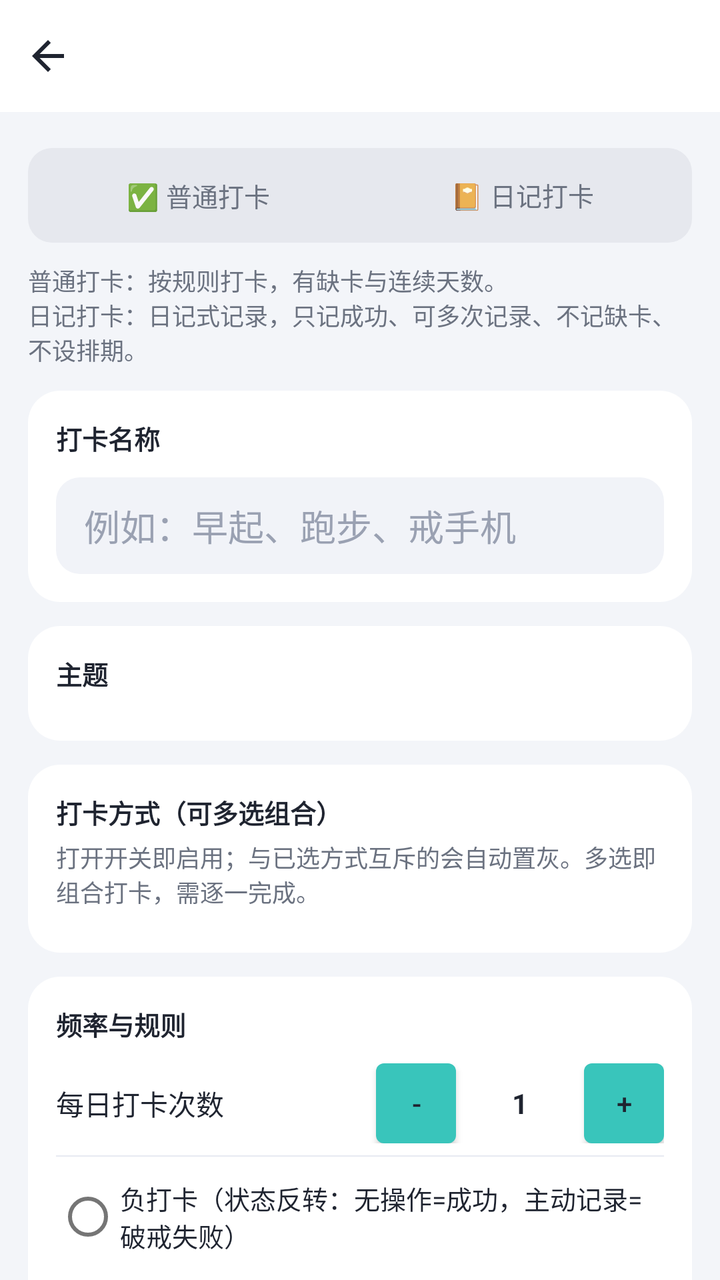
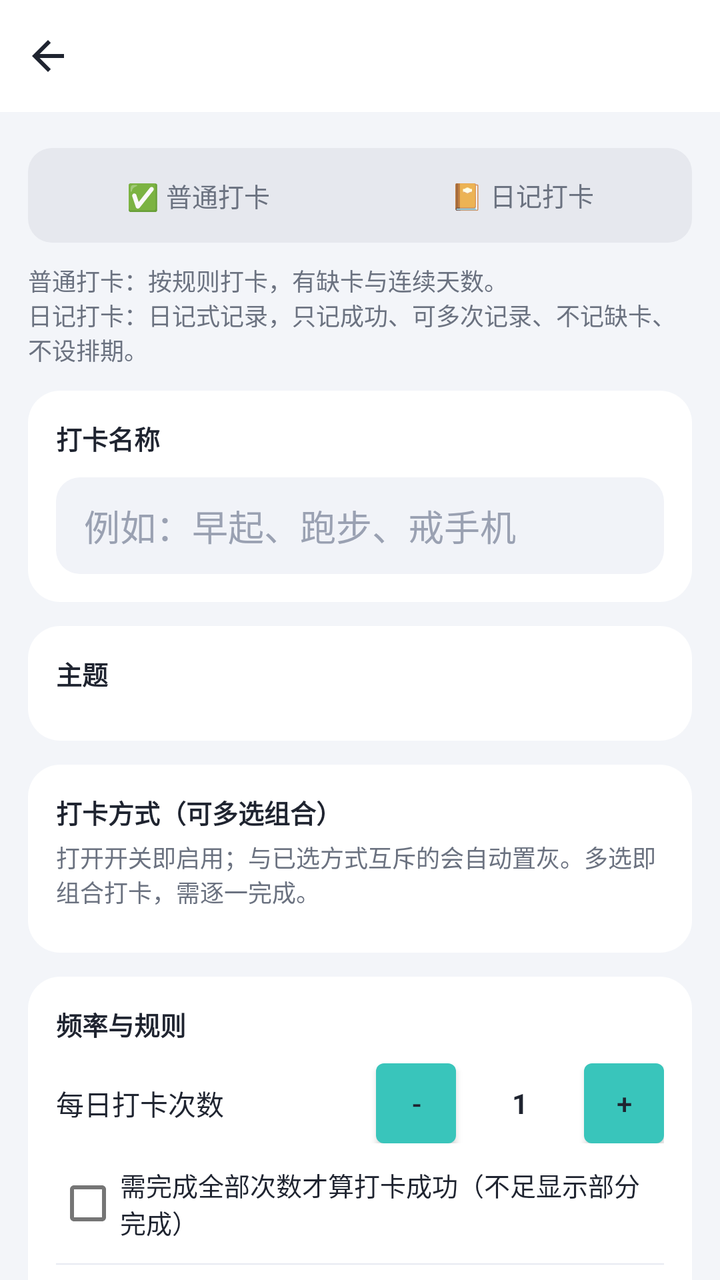

The first picture is an Android layout as it rendered before a commit; the second is the same layout after the commit. The layout source and the unified diff follow.
<!-- AndroidManifest.xml: application theme Theme.Checkin -->
<!-- res/layout/activity_create_item.xml -->
<?xml version="1.0" encoding="utf-8"?>
<LinearLayout xmlns:android="http://schemas.android.com/apk/res/android"
    android:layout_width="match_parent"
    android:layout_height="match_parent"
    android:background="@color/bg_page"
    android:orientation="vertical">

    <include android:id="@+id/topbar" layout="@layout/view_topbar" />

    <ScrollView
        android:layout_width="match_parent"
        android:layout_height="0dp"
        android:layout_weight="1"
        android:scrollbars="none">

        <LinearLayout
            android:layout_width="match_parent"
            android:layout_height="wrap_content"
            android:orientation="vertical"
            android:padding="14dp">

            
            <LinearLayout
                android:id="@+id/mode_container"
                android:layout_width="match_parent"
                android:layout_height="wrap_content"
                android:layout_marginTop="4dp"
                android:background="@drawable/bg_seg"
                android:padding="4dp"
                android:orientation="horizontal">

                <LinearLayout
                    android:id="@+id/tab_normal"
                    android:layout_width="0dp"
                    android:layout_height="wrap_content"
                    android:layout_weight="1"
                    android:clickable="true"
                    android:focusable="true"
                    android:gravity="center"
                    android:orientation="vertical"
                    android:padding="10dp">
                    <TextView
                        android:id="@+id/tv_tab_normal"
                        android:layout_width="match_parent"
                        android:layout_height="wrap_content"
                        android:gravity="center"
                        android:text="✅ 普通打卡"
                        android:textColor="@color/text_secondary"
                        android:textSize="13sp" />
                </LinearLayout>

                <LinearLayout
                    android:id="@+id/tab_journal"
                    android:layout_width="0dp"
                    android:layout_height="wrap_content"
                    android:layout_weight="1"
                    android:clickable="true"
                    android:focusable="true"
                    android:gravity="center"
                    android:orientation="vertical"
                    android:padding="10dp">
                    <TextView
                        android:id="@+id/tv_tab_journal"
                        android:layout_width="match_parent"
                        android:layout_height="wrap_content"
                        android:gravity="center"
                        android:text="📔 日记打卡"
                        android:textColor="@color/text_secondary"
                        android:textSize="13sp" />
                </LinearLayout>
            </LinearLayout>

            
            <TextView
                android:id="@+id/tv_mode_hint"
                android:layout_width="match_parent"
                android:layout_height="wrap_content"
                android:layout_marginTop="10dp"
                android:layout_marginBottom="12dp"
                android:text="普通打卡：按规则打卡，有缺卡与连续天数。\n日记打卡：日记式记录，只记成功、可多次记录、不记缺卡、不设排期。"
                android:textColor="@color/text_secondary"
                android:textSize="12sp" />

            
            <LinearLayout
                android:layout_width="match_parent"
                android:layout_height="wrap_content"
                android:layout_marginBottom="12dp"
                android:background="@drawable/bg_card"
                android:orientation="vertical"
                android:padding="14dp">
                <TextView
                    android:layout_width="wrap_content"
                    android:layout_height="wrap_content"
                    android:text="打卡名称"
                    android:textColor="@color/text_primary"
                    android:textSize="13sp"
                    android:textStyle="bold" />
                <EditText
                    android:id="@+id/et_name"
                    android:layout_width="match_parent"
                    android:layout_height="wrap_content"
                    android:layout_marginTop="10dp"
                    android:background="@drawable/bg_input"
                    android:hint="例如：早起、跑步、戒手机"
                    android:inputType="text"
                    android:maxLength="20"
                    android:paddingHorizontal="14dp"
                    android:paddingVertical="11dp"
                    android:textColor="@color/text_primary"
                    android:textColorHint="@color/text_hint" />
            </LinearLayout>

            
            <LinearLayout
                android:layout_width="match_parent"
                android:layout_height="wrap_content"
                android:layout_marginBottom="12dp"
                android:background="@drawable/bg_card"
                android:orientation="vertical"
                android:padding="14dp">
                <TextView
                    android:layout_width="wrap_content"
                    android:layout_height="wrap_content"
                    android:text="主题"
                    android:textColor="@color/text_primary"
                    android:textSize="13sp"
                    android:textStyle="bold" />
                <HorizontalScrollView
                    android:layout_width="match_parent"
                    android:layout_height="wrap_content"
                    android:layout_marginTop="10dp"
                    android:scrollbars="none">
                    <LinearLayout
                        android:id="@+id/theme_container"
                        android:layout_width="wrap_content"
                        android:layout_height="wrap_content"
                        android:orientation="horizontal" />
                </HorizontalScrollView>
            </LinearLayout>

            
            <LinearLayout
                android:id="@+id/journal_panel"
                android:layout_width="match_parent"
                android:layout_height="wrap_content"
                android:layout_marginBottom="12dp"
                android:orientation="vertical"
                android:visibility="gone">

                <LinearLayout
                    android:layout_width="match_parent"
                    android:layout_height="wrap_content"
                    android:background="@drawable/bg_card"
                    android:orientation="vertical"
                    android:padding="14dp">

                    <TextView
                        android:layout_width="wrap_content"
                        android:layout_height="wrap_content"
                        android:text="记录类型"
                        android:textColor="@color/text_primary"
                        android:textSize="13sp"
                        android:textStyle="bold" />

                    <RadioButton
                        android:id="@+id/rb_journal_suixinsui"
                        android:layout_width="match_parent"
                        android:layout_height="wrap_content"
                        android:layout_marginTop="10dp"
                        android:checked="true"
                        android:text="📔 随心记"
                        android:textColor="@color/text_primary"
                        android:textSize="13sp" />

                    
                    <LinearLayout
                        android:id="@+id/journal_methods"
                        android:layout_width="match_parent"
                        android:layout_height="wrap_content"
                        android:layout_marginTop="6dp"
                        android:orientation="vertical" />

                    <RadioButton
                        android:id="@+id/rb_journal_mood"
                        android:layout_width="match_parent"
                        android:layout_height="wrap_content"
                        android:layout_marginTop="4dp"
                        android:text="😊 心情日记（5 档心情 + 可选文字）"
                        android:textColor="@color/text_primary"
                        android:textSize="13sp" />

                    <CheckBox
                        android:id="@+id/cb_mood_chart"
                        android:layout_width="match_parent"
                        android:layout_height="wrap_content"
                        android:layout_marginTop="10dp"
                        android:text="心情折线图（当日多条心情时在备注栏画趋势线，随时可改）"
                        android:textColor="@color/text_primary"
                        android:textSize="13sp"
                        android:visibility="gone" />
                </LinearLayout>
            </LinearLayout>

            
            <LinearLayout
                android:id="@+id/method_card"
                android:layout_width="match_parent"
                android:layout_height="wrap_content"
                android:layout_marginBottom="12dp"
                android:background="@drawable/bg_card"
                android:orientation="vertical"
                android:padding="14dp">
                <TextView
                    android:id="@+id/tv_method_title"
                    android:layout_width="wrap_content"
                    android:layout_height="wrap_content"
                    android:text="打卡方式（可多选组合）"
                    android:textColor="@color/text_primary"
                    android:textSize="13sp"
                    android:textStyle="bold" />
                <TextView
                    android:id="@+id/tv_method_desc"
                    android:layout_width="match_parent"
                    android:layout_height="wrap_content"
                    android:layout_marginTop="4dp"
                    android:layout_marginBottom="8dp"
                    android:text="打开开关即启用；与已选方式互斥的会自动置灰。多选即组合打卡，需逐一完成。"
                    android:textColor="@color/text_secondary"
                    android:textSize="12sp" />
                <LinearLayout
                    android:id="@+id/method_container"
                    android:layout_width="match_parent"
                    android:layout_height="wrap_content"
                    android:orientation="vertical" />
            </LinearLayout>

            
            <LinearLayout
                android:id="@+id/rule_card"
                android:layout_width="match_parent"
                android:layout_height="wrap_content"
                android:layout_marginBottom="12dp"
                android:background="@drawable/bg_card"
                android:orientation="vertical"
                android:padding="14dp">

                <TextView
                    android:id="@+id/tv_rule_title"
                    android:layout_width="wrap_content"
                    android:layout_height="wrap_content"
                    android:text="频率与规则"
                    android:textColor="@color/text_primary"
                    android:textSize="13sp"
                    android:textStyle="bold" />

                <LinearLayout
                    android:layout_width="match_parent"
                    android:layout_height="wrap_content"
                    android:layout_marginTop="10dp"
                    android:gravity="center_vertical"
                    android:orientation="horizontal">
                    <TextView
                        android:layout_width="0dp"
                        android:layout_height="wrap_content"
                        android:layout_weight="1"
                        android:text="每日打卡次数"
                        android:textColor="@color/text_primary" />
                    <Button
                        android:id="@+id/btn_limit_minus"
                        android:layout_width="40dp"
                        android:layout_height="40dp"
                        android:insetTop="0dp" android:insetBottom="0dp"
                        android:padding="0dp"
                        android:text="-"
                        android:textColor="@color/text_primary" />
                    <TextView
                        android:id="@+id/tv_limit"
                        android:layout_width="64dp"
                        android:layout_height="wrap_content"
                        android:gravity="center"
                        android:text="1"
                        android:textColor="@color/text_primary"
                        android:textStyle="bold" />
                    <Button
                        android:id="@+id/btn_limit_plus"
                        android:layout_width="40dp"
                        android:layout_height="40dp"
                        android:insetTop="0dp" android:insetBottom="0dp"
                        android:padding="0dp"
                        android:text="+"
                        android:textColor="@color/text_primary" />
                </LinearLayout>

                <View android:layout_width="match_parent" android:layout_height="0.5dp" android:layout_marginVertical="6dp" android:background="@color/divider" />

                <RadioButton
                    android:id="@+id/cb_negative"
                    android:layout_width="match_parent"
                    android:layout_height="wrap_content"
                    android:text="负打卡（状态反转：无操作=成功，主动记录=破戒失败）"
                    android:textColor="@color/text_primary"
                    android:textSize="13sp" />

                <RadioButton
                    android:id="@+id/cb_time_window"
                    android:layout_width="match_parent"
                    android:layout_height="wrap_content"
                    android:text="固定时间段打卡（仅窗口内可打卡成功，如 5:00–8:30 早起）"
                    android:textColor="@color/text_primary"
                    android:textSize="13sp" />

                <LinearLayout
                    android:id="@+id/tw_panel"
                    android:layout_width="match_parent"
                    android:layout_height="wrap_content"
                    android:orientation="vertical"
                    android:visibility="gone">

                    <LinearLayout
                        android:layout_width="match_parent"
                        android:layout_height="wrap_content"
                        android:gravity="center_vertical"
                        android:orientation="horizontal"
                        android:paddingHorizontal="12dp">
                        <TextView android:layout_width="wrap_content" android:layout_height="wrap_content" android:text="开始  " android:textColor="@color/text_secondary"/>
                        <Button android:id="@+id/btn_tw_start" android:layout_width="wrap_content" android:layout_height="wrap_content" android:insetTop="0dp" android:insetBottom="0dp" android:text="05:00" android:textColor="@color/brand_dark"/>
                        <TextView android:layout_width="wrap_content" android:layout_height="wrap_content" android:layout_marginStart="16dp" android:text="结束  " android:textColor="@color/text_secondary"/>
                        <Button android:id="@+id/btn_tw_end" android:layout_width="wrap_content" android:layout_height="wrap_content" android:insetTop="0dp" android:insetBottom="0dp" android:text="08:30" android:textColor="@color/brand_dark"/>
                    </LinearLayout>

                    <TextView
                        android:id="@+id/tv_tw_hint"
                        android:layout_width="match_parent"
                        android:layout_height="wrap_content"
                        android:paddingHorizontal="12dp"
                        android:textColor="@color/text_secondary"
                        android:textSize="12sp"
                        android:text="仅在所选时间段内可打卡成功；不支持跨天（如 23:00–01:00）；开启后将无法选择自动打卡。" />
                </LinearLayout>

            </LinearLayout>

            
            <LinearLayout
                android:id="@+id/schedule_card"
                android:layout_width="match_parent"
                android:layout_height="wrap_content"
                android:layout_marginBottom="12dp"
                android:background="@drawable/bg_card"
                android:orientation="vertical"
                android:padding="14dp">
                <TextView
                    android:id="@+id/tv_schedule_title"
                    android:layout_width="wrap_content"
                    android:layout_height="wrap_content"
                    android:text="打卡日期"
                    android:textColor="@color/text_primary"
                    android:textSize="13sp"
                    android:textStyle="bold" />
                <LinearLayout
                    android:id="@+id/schedule_container"
                    android:layout_width="match_parent"
                    android:layout_height="wrap_content"
                    android:layout_marginTop="10dp"
                    android:orientation="vertical" />
            </LinearLayout>

            
            <LinearLayout
                android:id="@+id/offset_card"
                android:layout_width="match_parent"
                android:layout_height="wrap_content"
                android:layout_marginBottom="12dp"
                android:background="@drawable/bg_card"
                android:orientation="vertical"
                android:padding="14dp">

                <TextView
                    android:id="@+id/tv_offset_title"
                    android:layout_width="wrap_content"
                    android:layout_height="wrap_content"
                    android:text="连续打卡抵消机制"
                    android:textColor="@color/text_primary"
                    android:textSize="13sp"
                    android:textStyle="bold" />

                <CheckBox
                    android:id="@+id/cb_offset"
                    android:layout_width="match_parent"
                    android:layout_height="wrap_content"
                    android:layout_marginTop="10dp"
                    android:text="开启抵消机会（🛡️可补漏签）"
                    android:textColor="@color/text_primary" />

                <LinearLayout
                    android:id="@+id/offset_panel"
                    android:layout_width="match_parent"
                    android:layout_height="wrap_content"
                    android:orientation="vertical"
                    android:visibility="gone">

                    <RadioGroup
                        android:id="@+id/rg_offset_mode"
                        android:layout_width="match_parent"
                        android:layout_height="wrap_content"
                        android:orientation="vertical">
                        <RadioButton android:id="@+id/rb_mode_a" android:layout_width="match_parent" android:layout_height="wrap_content" android:checked="true" android:text="模式A 累积型：每连续N天得1次，可累积" android:textColor="@color/text_primary"/>
                        <RadioButton android:id="@+id/rb_mode_b" android:layout_width="match_parent" android:layout_height="wrap_content" android:text="模式B 阈值型：连续达N天补满k次（不叠加）" android:textColor="@color/text_primary"/>
                        <RadioButton android:id="@+id/rb_mode_c" android:layout_width="match_parent" android:layout_height="wrap_content" android:text="模式C 周期型：每N天周期得k次" android:textColor="@color/text_primary"/>
                    </RadioGroup>

                    <LinearLayout
                        android:layout_width="match_parent"
                        android:layout_height="wrap_content"
                        android:layout_marginTop="6dp"
                        android:gravity="center_vertical"
                        android:orientation="horizontal">
                        <TextView android:layout_width="wrap_content" android:layout_height="wrap_content" android:text="连续天数 N=" android:textColor="@color/text_primary"/>
                        <EditText android:id="@+id/et_offset_n" android:layout_width="70dp" android:layout_height="wrap_content" android:background="@drawable/bg_input" android:inputType="number" android:padding="10dp" android:text="3" android:textColor="@color/text_primary"/>
                        <TextView android:id="@+id/tv_k_label" android:layout_width="wrap_content" android:layout_height="wrap_content" android:layout_marginStart="16dp" android:text="次数 k=" android:textColor="@color/text_primary"/>
                        <EditText android:id="@+id/et_offset_k" android:layout_width="70dp" android:layout_height="wrap_content" android:background="@drawable/bg_input" android:inputType="number" android:padding="10dp" android:text="1" android:textColor="@color/text_primary"/>
                    </LinearLayout>

                    <CheckBox
                        android:id="@+id/cb_offset_auto"
                        android:layout_width="match_parent"
                        android:layout_height="wrap_content"
                        android:layout_marginTop="6dp"
                        android:text="漏签时自动消耗（关闭则手动点日期补签）"
                        android:textColor="@color/text_primary"
                        android:textSize="13sp" />
                </LinearLayout>
            </LinearLayout>

            
            <LinearLayout
                android:id="@+id/policy_card"
                android:layout_width="match_parent"
                android:layout_height="wrap_content"
                android:layout_marginBottom="12dp"
                android:background="@drawable/bg_card"
                android:orientation="vertical"
                android:padding="14dp">
                <TextView
                    android:id="@+id/tv_policy_title"
                    android:layout_width="wrap_content"
                    android:layout_height="wrap_content"
                    android:text="逻辑修改策略（创建后不可更改）"
                    android:textColor="@color/text_primary"
                    android:textSize="13sp"
                    android:textStyle="bold" />
                <RadioGroup
                    android:layout_width="match_parent"
                    android:layout_height="wrap_content"
                    android:layout_marginTop="10dp"
                    android:orientation="vertical">
                    <RadioButton android:id="@+id/rb_locked" android:layout_width="match_parent" android:layout_height="wrap_content" android:checked="true" android:text="不可修改（规则创建后锁定）" android:textColor="@color/text_primary"/>
                    <RadioButton android:id="@+id/rb_interval" android:layout_width="match_parent" android:layout_height="wrap_content" android:text="每 N 天可修改一次" android:textColor="@color/text_primary"/>
                </RadioGroup>
                <LinearLayout
                    android:id="@+id/interval_panel"
                    android:layout_width="match_parent"
                    android:layout_height="wrap_content"
                    android:gravity="center_vertical"
                    android:orientation="horizontal"
                    android:paddingStart="12dp"
                    android:visibility="gone">
                    <TextView android:layout_width="wrap_content" android:layout_height="wrap_content" android:text="间隔天数 N =" android:textColor="@color/text_primary"/>
                    <EditText android:id="@+id/et_interval" android:layout_width="80dp" android:layout_height="wrap_content" android:layout_marginStart="8dp" android:background="@drawable/bg_input" android:inputType="number" android:padding="10dp" android:text="7" android:textColor="@color/text_primary"/>
                    <TextView android:layout_width="wrap_content" android:layout_height="wrap_content" android:text=" 天" android:textColor="@color/text_secondary"/>
                </LinearLayout>
            </LinearLayout>

            <Button
                android:id="@+id/btn_save"
                style="@style/PrimaryButton"
                android:layout_width="match_parent"
                android:layout_marginTop="16dp"
                android:layout_marginBottom="20dp"
                android:text="保存打卡项" />
        </LinearLayout>
    </ScrollView>
</LinearLayout>
<!-- res/layout/view_topbar.xml (included above) -->
<?xml version="1.0" encoding="utf-8"?>
<LinearLayout xmlns:android="http://schemas.android.com/apk/res/android"
    android:layout_width="match_parent"
    android:layout_height="56dp"
    android:background="@color/white"
    android:gravity="center_vertical"
    android:orientation="horizontal">

    <ImageButton
        android:id="@+id/btn_back"
        android:layout_width="48dp"
        android:layout_height="48dp"
        android:background="?attr/selectableItemBackgroundBorderless"
        android:contentDescription="返回"
        android:src="@drawable/ic_back" />

    <FrameLayout
        android:layout_width="0dp"
        android:layout_height="match_parent"
        android:layout_weight="1">

        <TextView
            android:id="@+id/tv_title"
            android:layout_width="wrap_content"
            android:layout_height="wrap_content"
            android:layout_gravity="center"
            android:textColor="@color/text_primary"
            android:textSize="17sp"
            android:textStyle="bold" />
    </FrameLayout>

    <FrameLayout
        android:id="@+id/title_right_container"
        android:layout_width="wrap_content"
        android:layout_height="match_parent"
        android:minWidth="48dp" />
</LinearLayout>
<!-- resources referenced by this layout -->
<resources>
  <color name="bg_page">#F3F5F9</color>
  <color name="brand_dark">#1F9C94</color>
  <color name="divider">#E7EAF1</color>
  <color name="text_hint">#9AA1B2</color>
  <color name="text_primary">#1F2430</color>
  <color name="text_secondary">#6B7280</color>
  <color name="white">#FFFFFF</color>
  <!-- drawable bg_card (drawable) -->
  <?xml version="1.0" encoding="utf-8"?>
  <shape xmlns:android="http://schemas.android.com/apk/res/android" android:shape="rectangle">
      <solid android:color="@color/bg_card" />
      <corners android:radius="16dp" />
  </shape>
  <!-- drawable bg_input (drawable) -->
  <?xml version="1.0" encoding="utf-8"?>
  <shape xmlns:android="http://schemas.android.com/apk/res/android" android:shape="rectangle">
      <solid android:color="#F1F3F8" />
      <corners android:radius="12dp" />
  </shape>
  <!-- drawable bg_seg (drawable) -->
  <?xml version="1.0" encoding="utf-8"?>
  <shape xmlns:android="http://schemas.android.com/apk/res/android"
      android:shape="rectangle">
      <solid android:color="#E6E8EE" />
      <corners android:radius="12dp" />
  </shape>
  <!-- drawable ic_back (drawable) -->
  <vector xmlns:android="http://schemas.android.com/apk/res/android"
      android:width="24dp" android:height="24dp"
      android:viewportWidth="24" android:viewportHeight="24" android:tint="@color/text_primary">
      <path android:fillColor="@android:color/white" android:pathData="M20,11H7.83l5.59,-5.59L12,4l-8,8 8,8 1.41,-1.41L7.83,13H20v-2z"/>
  </vector>
  <style name="PrimaryButton" parent="Widget.MaterialComponents.Button">
          <item name="android:layout_height">52dp</item>
          <item name="cornerRadius">14dp</item>
          <item name="android:textSize">16sp</item>
          <item name="android:textStyle">bold</item>
          <item name="android:textColor">@color/white</item>
      </style>
  <style name="Theme.Checkin" parent="Theme.MaterialComponents.Light.NoActionBar">
          <item name="colorPrimary">@color/brand</item>
          <item name="colorPrimaryDark">@color/brand_dark</item>
          <item name="colorAccent">@color/brand</item>
          <item name="android:windowBackground">@color/bg_page</item>
          <item name="android:statusBarColor">@color/white</item>
          <item name="android:windowLightStatusBar">true</item>
          <item name="android:textColorPrimary">@color/text_primary</item>
          <item name="android:textColorSecondary">@color/text_secondary</item>
          <item name="bottomNavigationStyle">@style/Widget.Checkin.BottomNav</item>
      </style>
  <color name="bg_card">#FFFFFF</color>
  <color name="brand">#39C5BB</color>
  <style name="Widget.Checkin.BottomNav" parent="Widget.MaterialComponents.BottomNavigationView">
          <item name="itemTextColor">@color/nav_tint</item>
          <item name="itemIconTint">@color/nav_tint</item>
          <item name="backgroundTint">@color/white</item>
          <item name="elevation">10dp</item>
          <item name="labelVisibilityMode">labeled</item>
      </style>
</resources>

<!-- the commit's change to res/layout/activity_create_item.xml (unified diff, before → after) -->
@@ -292,6 +292,16 @@
                         android:textColor="@color/text_primary" />
                 </LinearLayout>
 
+                
+                <CheckBox
+                    android:id="@+id/cb_all_required"
+                    android:layout_width="match_parent"
+                    android:layout_height="wrap_content"
+                    android:layout_marginTop="6dp"
+                    android:text="需完成全部次数才算打卡成功（不足显示部分完成）"
+                    android:textColor="@color/text_primary"
+                    android:textSize="13sp" />
+
                 <View android:layout_width="match_parent" android:layout_height="0.5dp" android:layout_marginVertical="6dp" android:background="@color/divider" />
 
                 <RadioButton
